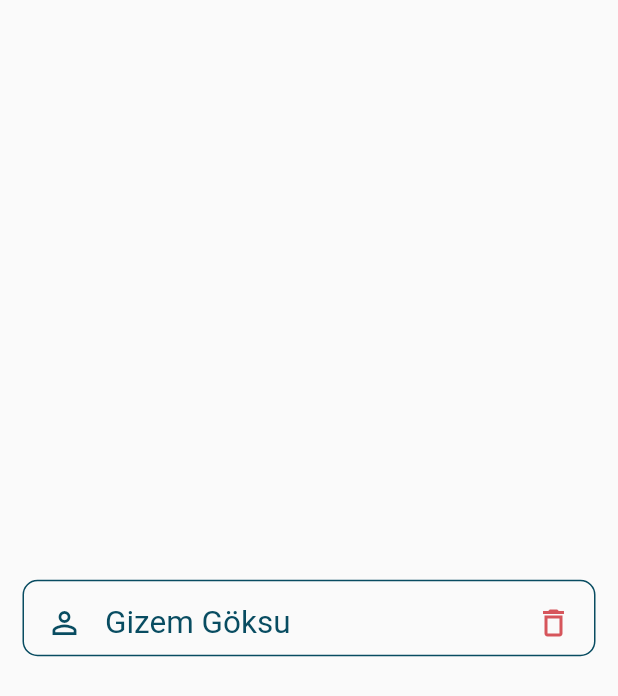
After one commit to ilknurtulgar/calendar, a Flutter app: the Test screen opened directly, on a phone screen of 412 x 824 dp. The commit adds this screen. Shown: the top 696 px of the screen. Run offline on Flutter 3.47's test engine with Material 2 defaults, Android fonts, the phone set to English and light mode, and no system bars; our stand-ins replace flutter_mobx, mobx, shared_preferences; accounts and stored records are empty; generated files the repository leaves out were written again.

Commit message:
person container added

```diff
--- /dev/null
+++ b/lib/product/component/container/person_container.dart
@@ -0,0 +1,40 @@
+import 'package:calendar/core/base/util/color.dart';
+import 'package:calendar/product/constants/util/box_decoration_util.dart';
+import 'package:calendar/product/constants/util/icon_util.dart';
+import 'package:flutter/material.dart';
+
+class PersonContainer extends StatelessWidget {
+  final String name;
+  final Function() removePersonFunction;
+  const PersonContainer(
+      {super.key, required this.name, required this.removePersonFunction});
+
+  @override
+  Widget build(BuildContext context) {
+    return Container(
+      height: 51,
+      decoration: BoxDecorationUtil.generalBoxDecoration,
+      child: ListTile(
+        contentPadding: const EdgeInsets.symmetric(horizontal: 15),
+        leading: IconUtil.person,
+        minLeadingWidth: 23,
+        horizontalTitleGap: 15,
+        iconColor: ColorUtility().secondary,
+        title: Text(name,style: TextStyle(color: ColorUtility().secondary, fontSize: 21),),
+        trailing: deleteButton(),
+      ),
+    );
+  }
+
+  IconButton deleteButton() {
+    return IconButton(
+        onPressed: removePersonFunction,
+        icon: IconUtil.delete,
+        color: ColorUtility().onPrimary,
+        padding: EdgeInsets.zero,
+        alignment: Alignment.centerRight,
+        splashColor: Colors.transparent,
+        highlightColor: Colors.transparent,
+      );
+  }
+}
--- /dev/null
+++ b/lib/product/constants/util/box_decoration_util.dart
@@ -0,0 +1,9 @@
+import 'package:flutter/material.dart';
+import '../../../core/base/util/color.dart';
+import 'border_radius_constants.dart';
+
+class BoxDecorationUtil {
+  static BoxDecoration generalBoxDecoration = BoxDecoration(
+      border: Border.all(color: ColorUtility().secondary),
+      borderRadius: AppBorderRadius.GENERAL);
+}
--- a/lib/product/constants/util/icon_util.dart
+++ b/lib/product/constants/util/icon_util.dart
@@ -9,6 +9,8 @@ class IconUtil {
   static const Icon visibilityOff = Icon(Icons.visibility_off_outlined);
   static const Icon close = Icon(Icons.close);
   static const Icon arrowBack = Icon(Icons.arrow_back);
+  static const Icon person = Icon(Icons.person_outline);
+  static const Icon delete = Icon(Icons.delete_outline);
 
   static IconButton arrowBackButton(Function() onPressed) {
     return IconButton(onPressed: onPressed, icon: IconUtil.arrowBack);
--- /dev/null
+++ b/lib/test.dart
@@ -0,0 +1,23 @@
+import 'package:calendar/product/component/container/person_container.dart';
+import 'package:flutter/material.dart';
+
+class Test extends StatelessWidget {
+  const Test({super.key});
+
+  @override
+  Widget build(BuildContext context) {
+    return Scaffold(
+      body: Padding(
+        padding: const EdgeInsets.symmetric(horizontal: 15),
+        child: Center(
+          child: Column(
+            mainAxisSize: MainAxisSize.min,
+            children: [
+              PersonContainer(name: "Gizem Göksu", removePersonFunction: (() => print("heyoo"))),
+            ],
+          ),
+        ),
+      ),
+    );
+  }
+}
```
